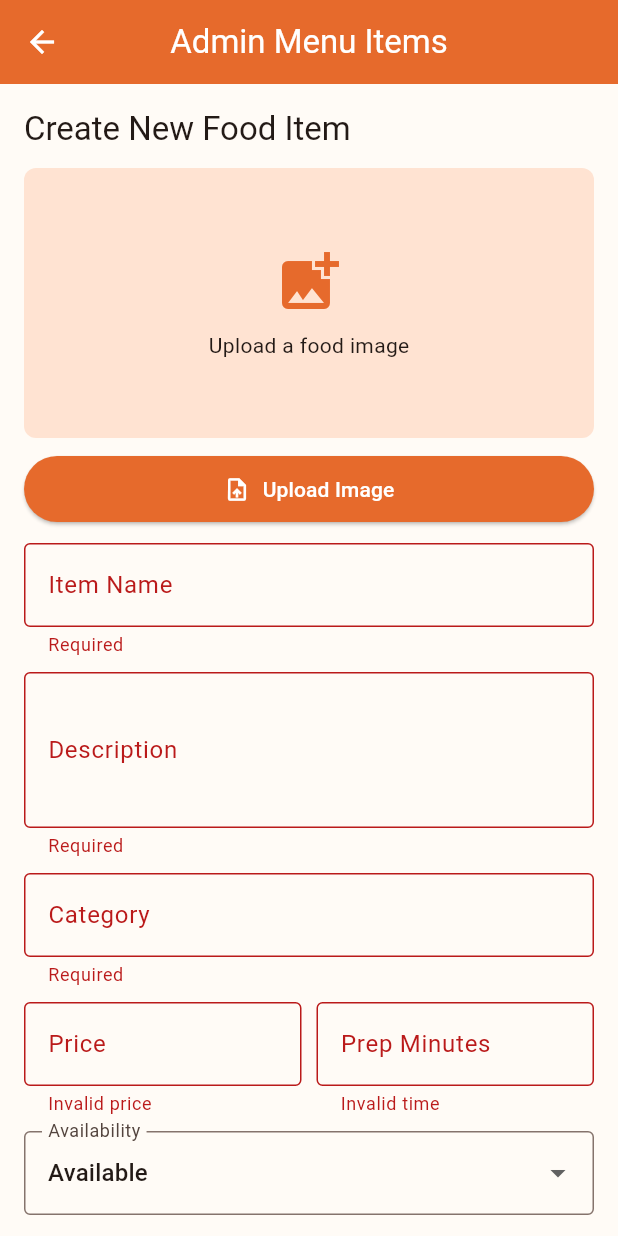
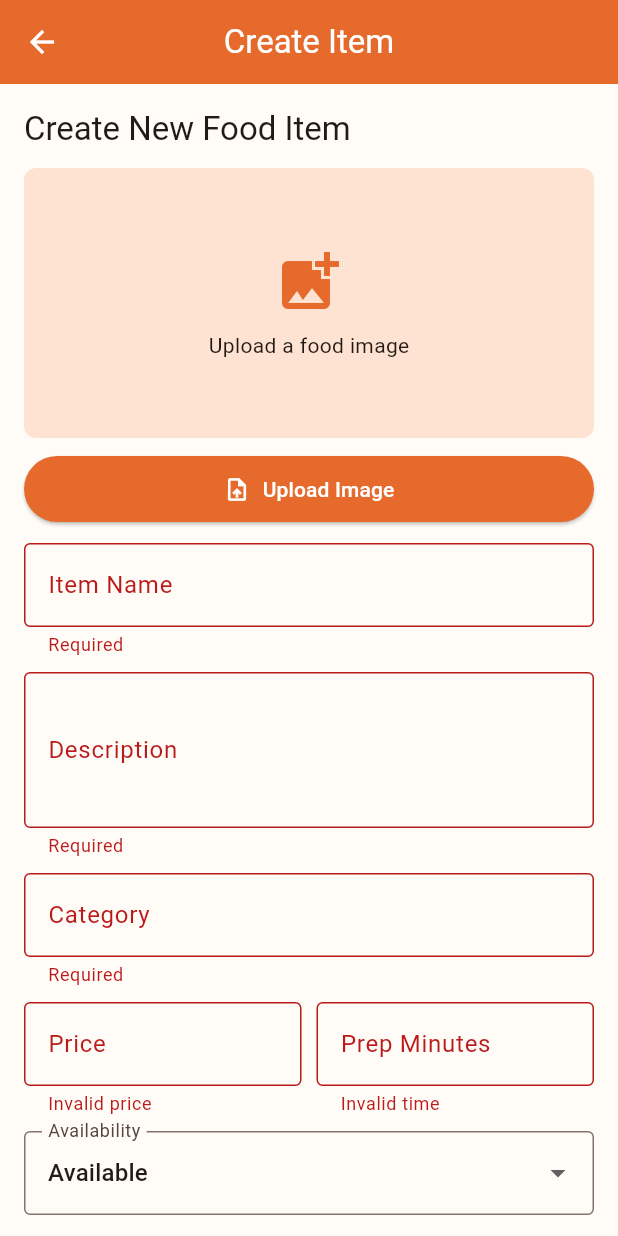
Before and after one commit to adamoon68/jomeat, a Flutter app: the AdminMenuScreen screen opened directly, after a tap on "Create Item", on a phone screen of 412 x 824 dp. Run offline on Flutter 3.47's test engine with Material 3 defaults, Android fonts, the phone set to English and light mode, and no system bars; our stand-ins replace image_cropper, image_picker, shared_preferences; accounts and stored records are empty; network calls fail.

Commit message:
Move admin item actions to home

```diff
--- a/lib/screens/admin_menu_screen.dart
+++ b/lib/screens/admin_menu_screen.dart
@@ -10,7 +10,9 @@ import '../services/api_service.dart';
 import '../widgets/custom_button.dart';
 
 class AdminMenuScreen extends StatefulWidget {
-  const AdminMenuScreen({super.key});
+  final FoodItem? initialFood;
+
+  const AdminMenuScreen({super.key, this.initialFood});
 
   @override
   State<AdminMenuScreen> createState() => _AdminMenuScreenState();
@@ -28,14 +30,15 @@ class _AdminMenuScreenState extends State<AdminMenuScreen> {
   String _availability = 'Available';
   String? _selectedImagePath;
   FoodItem? _editingFood;
-  List<FoodItem> _foods = [];
-  bool _loading = true;
   bool _saving = false;
 
   @override
   void initState() {
     super.initState();
-    _loadFoods();
+    final initialFood = widget.initialFood;
+    if (initialFood != null) {
+      _setEditingFood(initialFood);
+    }
   }
 
   @override
@@ -46,15 +49,6 @@ class _AdminMenuScreenState extends State<AdminMenuScreen> {
     _priceController.dispose();
     _prepController.dispose();
     super.dispose();
-  }
-
-  Future<void> _loadFoods() async {
-    final result = await ApiService.getMenu();
-    final data = result['success'] == true ? result['data'] as List : [];
-    setState(() {
-      _foods = data.map((item) => FoodItem.fromJson(item)).toList();
-      _loading = false;
-    });
   }
 
   Future<void> _pickAndCropImage() async {
@@ -99,17 +93,15 @@ class _AdminMenuScreenState extends State<AdminMenuScreen> {
     });
   }
 
-  void _editFood(FoodItem food) {
+  void _setEditingFood(FoodItem food) {
     _nameController.text = food.name;
     _descriptionController.text = food.description;
     _categoryController.text = food.category;
     _priceController.text = food.price.toStringAsFixed(2);
     _prepController.text = food.preparationTime.toString();
-    setState(() {
-      _availability = food.availability;
-      _selectedImagePath = null;
-      _editingFood = food;
-    });
+    _availability = food.availability;
+    _selectedImagePath = null;
+    _editingFood = food;
   }
 
   Future<void> _save() async {
@@ -152,7 +144,9 @@ class _AdminMenuScreenState extends State<AdminMenuScreen> {
 
     if (result['success'] == true) {
       _clearForm();
-      _loadFoods();
+      if (editingFood != null) {
+        Navigator.pop(context, true);
+      }
     }
   }
 
@@ -360,84 +354,13 @@ class _AdminMenuScreenState extends State<AdminMenuScreen> {
     );
   }
 
-  Widget _buildPreviewList() {
-    return Padding(
-      padding: const EdgeInsets.all(8),
-      child: Column(
-        crossAxisAlignment: CrossAxisAlignment.start,
-        children: [
-          Padding(
-            padding: const EdgeInsets.all(8),
-            child: Text(
-              'Current Menu Items',
-              style: Theme.of(context).textTheme.titleLarge,
-            ),
-          ),
-          ..._foods.map(
-            (food) => Card(
-              child: ListTile(
-                leading: ClipRRect(
-                  borderRadius: BorderRadius.circular(6),
-                  child: food.imageName.isEmpty
-                      ? Container(
-                          width: 52,
-                          height: 52,
-                          color: const Color(0xFFFFE3D2),
-                          child: const Icon(Icons.fastfood),
-                        )
-                      : Image.network(
-                          AppConfig.foodImageUrl(food.imageName),
-                          width: 52,
-                          height: 52,
-                          fit: BoxFit.cover,
-                          errorBuilder: (context, error, stackTrace) =>
-                              Container(
-                                width: 52,
-                                height: 52,
-                                color: const Color(0xFFFFE3D2),
-                                child: const Icon(Icons.broken_image),
-                              ),
-                        ),
-                ),
-                title: Text(food.name),
-                subtitle: Text(
-                  '${food.category} | RM${food.price.toStringAsFixed(2)} | ${food.availability}',
-                ),
-                trailing: IconButton(
-                  tooltip: 'Edit item',
-                  icon: const Icon(Icons.edit),
-                  onPressed: () => _editFood(food),
-                ),
-              ),
-            ),
-          ),
-        ],
-      ),
-    );
-  }
-
   @override
   Widget build(BuildContext context) {
     return Scaffold(
-      appBar: AppBar(title: const Text('Admin Menu Items')),
-      body: _loading
-          ? const Center(child: CircularProgressIndicator())
-          : LayoutBuilder(
-              builder: (context, constraints) {
-                final wide = constraints.maxWidth > 820;
-                final form = _buildForm();
-                final previewList = _buildPreviewList();
-                return wide
-                    ? Row(
-                        crossAxisAlignment: CrossAxisAlignment.start,
-                        children: [
-                          Expanded(child: form),
-                          Expanded(child: previewList),
-                        ],
-                      )
-                    : ListView(children: [form, previewList]);
-              },
-            ),
+      appBar: AppBar(
+        title: Text(_editingFood == null ? 'Create Item' : 'Edit Item'),
+      ),
+      body: ListView(children: [_buildForm()]),
     );
   }
 }
```
Also changed, not shown: lib/screens/admin_home_screen.dart (+94 -9 lines), lib/widgets/food_card.dart (+13 -5 lines), 1 other file.
